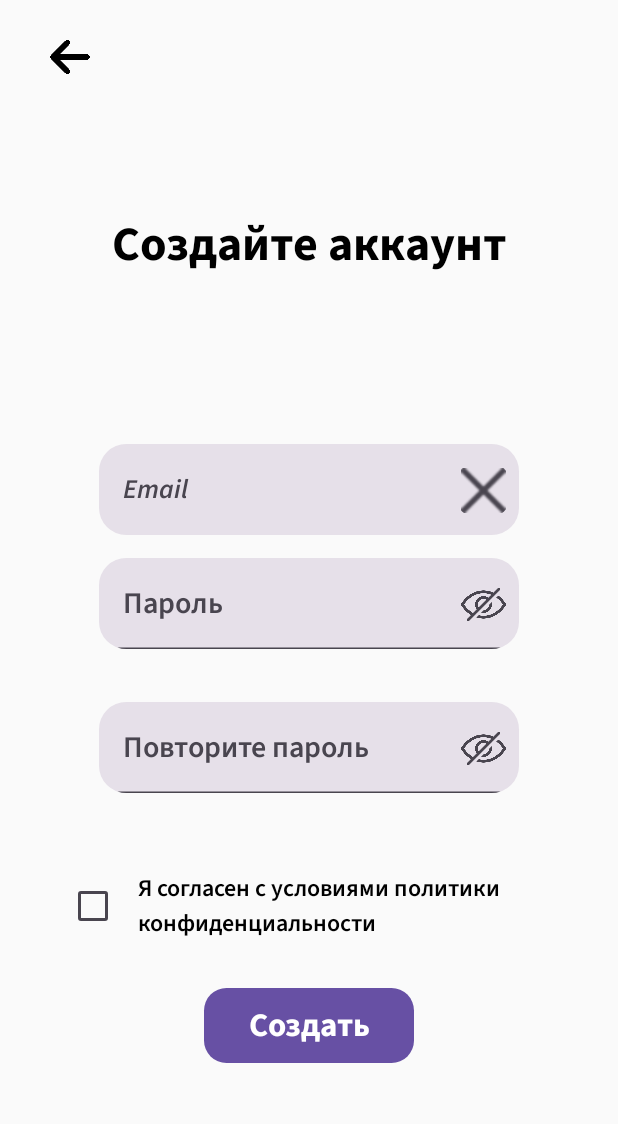
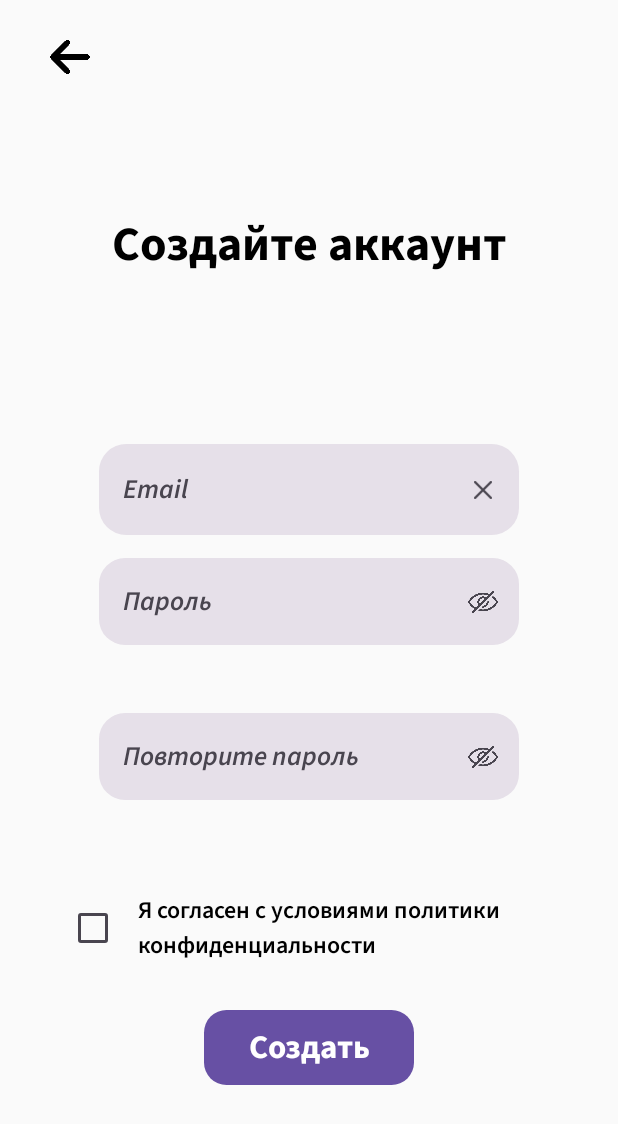
Before and after one commit to Altastt/Vision_book, an Android app built with Jetpack Compose: the RegistrationScreen screen opened through its navigation route, on a phone screen of 412 x 824 dp. Shown: the top 1124 px of the screen. Run offline under Robolectric (Android 15) with nearby library versions, the phone set to English and light mode, and no system bars; network calls fail; Roboto replaces fonts that are not available here.

Commit message:
ADD: правка ввода паролей

```diff
--- a/app/src/main/java/com/example/visionbook/view/authScreens/LoginScreen.kt
+++ b/app/src/main/java/com/example/visionbook/view/authScreens/LoginScreen.kt
@@ -80,6 +80,7 @@ fun LoginScreen(
         TextFieldPass(
             stringResource(R.string.sign_in_password),
             passwordState = passwordState,
+            secondPasswordState = null,
             onValueChange = { newValue -> passwordState.value = newValue })
 
         Text(
--- a/app/src/main/java/com/example/visionbook/view/authScreens/RegistrationScreen.kt
+++ b/app/src/main/java/com/example/visionbook/view/authScreens/RegistrationScreen.kt
@@ -50,6 +50,7 @@ fun RegistrationScreen(
     val authApi = retrofitViewModel.retrofit.create(AuthApi::class.java)
     val emailState = remember { mutableStateOf("") }
     val passwordState = remember { mutableStateOf("") }
+    val secondPasswordState = remember { mutableStateOf("") }
     // Забираем значения из вьюмодели
     DisposableEffect(authViewModel) {
 
@@ -62,9 +63,15 @@ fun RegistrationScreen(
             passwordState.value = _passwordState
         }
         authViewModel.passwordState.observeForever(observerPasswordState)
+
+        val observerSecondPasswordState = Observer<String> { _secondPasswordState ->
+            secondPasswordState.value = _secondPasswordState
+        }
+        authViewModel.secondPasswordState.observeForever(observerSecondPasswordState)
         onDispose {
             authViewModel.emailState.removeObserver(observerEmailState)
             authViewModel.passwordState.removeObserver(observerPasswordState)
+            authViewModel.secondPasswordState.observeForever(observerSecondPasswordState)
         }
     }
     var checked by remember {
@@ -94,14 +101,15 @@ fun RegistrationScreen(
         TextFieldPass(
             stringResource(R.string.sign_in_password),
             passwordState = passwordState,
+            secondPasswordState = secondPasswordState,
             onValueChange = { newValue -> passwordState.value = newValue }
         )
         Spacer(modifier = Modifier.height(15.dp))
         TextFieldPass(
             stringResource(R.string.sign_in_retrypassword),
             secondPassword = true,
-            passwordToMatch = passwordState.value,
             passwordState,
+            secondPasswordState = secondPasswordState,
             onValueChange = { newValue -> passwordState.value = newValue }
         )
 
--- a/app/src/main/java/com/example/visionbook/view/camerasBookNProfile/itemsInCameras/TextFieldCustom.kt
+++ b/app/src/main/java/com/example/visionbook/view/camerasBookNProfile/itemsInCameras/TextFieldCustom.kt
@@ -3,7 +3,10 @@ package com.example.visionbook.view.camerasBookNProfile.itemsInCameras
 import androidx.compose.foundation.layout.padding
 import androidx.compose.foundation.layout.size
 import androidx.compose.foundation.shape.RoundedCornerShape
-import androidx.compose.material3.*
+import androidx.compose.material3.Icon
+import androidx.compose.material3.IconButton
+import androidx.compose.material3.TextField
+import androidx.compose.material3.TextFieldDefaults
 import androidx.compose.runtime.Composable
 import androidx.compose.runtime.MutableState
 import androidx.compose.runtime.mutableStateOf
@@ -15,8 +18,8 @@ import androidx.compose.ui.text.TextStyle
 import androidx.compose.ui.text.input.PasswordVisualTransformation
 import androidx.compose.ui.text.input.VisualTransformation
 import androidx.compose.ui.unit.dp
+import com.example.visionbook.R
 import com.example.visionbook.models.AutoresizedText
-import com.example.visionbook.R
 
 
 @Composable
@@ -76,7 +79,7 @@ fun TextFieldEmail(
                 Icon(
                     painterResource(R.drawable.close),
                     "close",
-                    modifier = Modifier.size(30.dp)
+                    modifier = Modifier.size(12.dp)
                 )
             }
         },
@@ -98,15 +101,17 @@ fun TextFieldEmail(
 fun TextFieldPass(
     placeholder: String,
     secondPassword: Boolean = false,
-    passwordToMatch: String? = null,
     passwordState: MutableState<String>,
+    secondPasswordState: MutableState<String>?,
     onValueChange: (String) -> Unit
 ) {
     val showPasswordState = remember { mutableStateOf(false) }
-    // ДЛЯ ПОВТОРНОГО ПАРОЛЯ ДОБАВИТЬ ЕЩЕ ОДНУ ПЕРЕМЕННУЮ
+
+    val textState = if (secondPassword) secondPasswordState
+    else passwordState
     // Проверяем на схожесть пароли, если это второй пароль
     val passwordMatches = if (secondPassword) {
-        passwordState.value == passwordToMatch
+        passwordState.value == (secondPasswordState?.value ?: "null")
     } else {
         true // Если это не второй пароль, то сразу считаем, что пароли совпадают
     }
@@ -114,12 +119,13 @@ fun TextFieldPass(
     // Отображаем визуальное предупреждение, если пароли не совпадают
     val passwordColor = if (passwordMatches) Color.Unspecified else Color.Red
 
+    if (textState != null) {
         TextField(
-        value = passwordState.value,
+            value = textState.value,
             onValueChange = onValueChange,
-        placeholder = { Text(placeholder) },
+            placeholder = { AutoresizedText(placeholder) },
             visualTransformation = if (showPasswordState.value) VisualTransformation.None else PasswordVisualTransformation(),
-        modifier = Modifier.padding(bottom = 20.dp),
+            modifier = Modifier.padding(bottom = 30.dp),
             shape = RoundedCornerShape(percent = 30),
             trailingIcon = {
                 IconButton(onClick = { showPasswordState.value = !showPasswordState.value }) {
@@ -127,10 +133,17 @@ fun TextFieldPass(
                         painter = if (showPasswordState.value) painterResource(R.drawable.show_pass)
                         else painterResource(R.drawable.hide_pass),
                         contentDescription = if (showPasswordState.value) "Hide Password" else "Show Password",
-                    modifier = Modifier.size(30.dp)
+                        modifier = Modifier.size(20.dp)
                     )
                 }
             },
+            // убираю нижнее подчеркивание
+            colors = TextFieldDefaults.colors(
+                focusedIndicatorColor = Color.Transparent,
+                unfocusedIndicatorColor = Color.Transparent,
+                errorIndicatorColor = Color.Transparent,
+            ),
             textStyle = TextStyle(color = passwordColor) // Устанавливаем цвет текста поля ввода в зависимости от совпадения паролей
         )
     }
+}
--- a/app/src/main/java/com/example/visionbook/viewmodels/AuthVM.kt
+++ b/app/src/main/java/com/example/visionbook/viewmodels/AuthVM.kt
@@ -18,6 +18,8 @@ class AuthVM : ViewModel() {
     val emailState: LiveData<String> = _emailState
     private val _passwordState = MutableLiveData<String>()
     val passwordState: LiveData<String> = _passwordState
+    private val _secondPasswordState = MutableLiveData<String>()
+    val secondPasswordState: LiveData<String> = _secondPasswordState
 
     private val _tokenState = MutableLiveData<String>()
     val tokenState: LiveData<String> = _tokenState
--- a/app/src/main/java/com/example/visionbook/viewmodels/PostScreenVM.kt
+++ b/app/src/main/java/com/example/visionbook/viewmodels/PostScreenVM.kt
@@ -14,9 +14,9 @@ class PostScreenVM(
         val avatarUrl = userViewModel.profileList.value.random().nickname
 
         // Получаем данные о книге из BookViewModel
-        val bookTitle = bookViewModel.booksList.value.random().title
-        val bookGenre = bookViewModel.booksList.value.random().genre
-        val bookAuthor = bookViewModel.booksList.value.random().author
+        val bookTitle = bookViewModel.titleState.value!!
+        val bookGenre = bookViewModel.genreState.value!!
+        val bookAuthor = bookViewModel.authorState.value!!
 
         // Выбираем случайный текст из списка
         val bookText = DataPost.textList.random()
```
Lines whose indentation alone changed are shown as unchanged.
